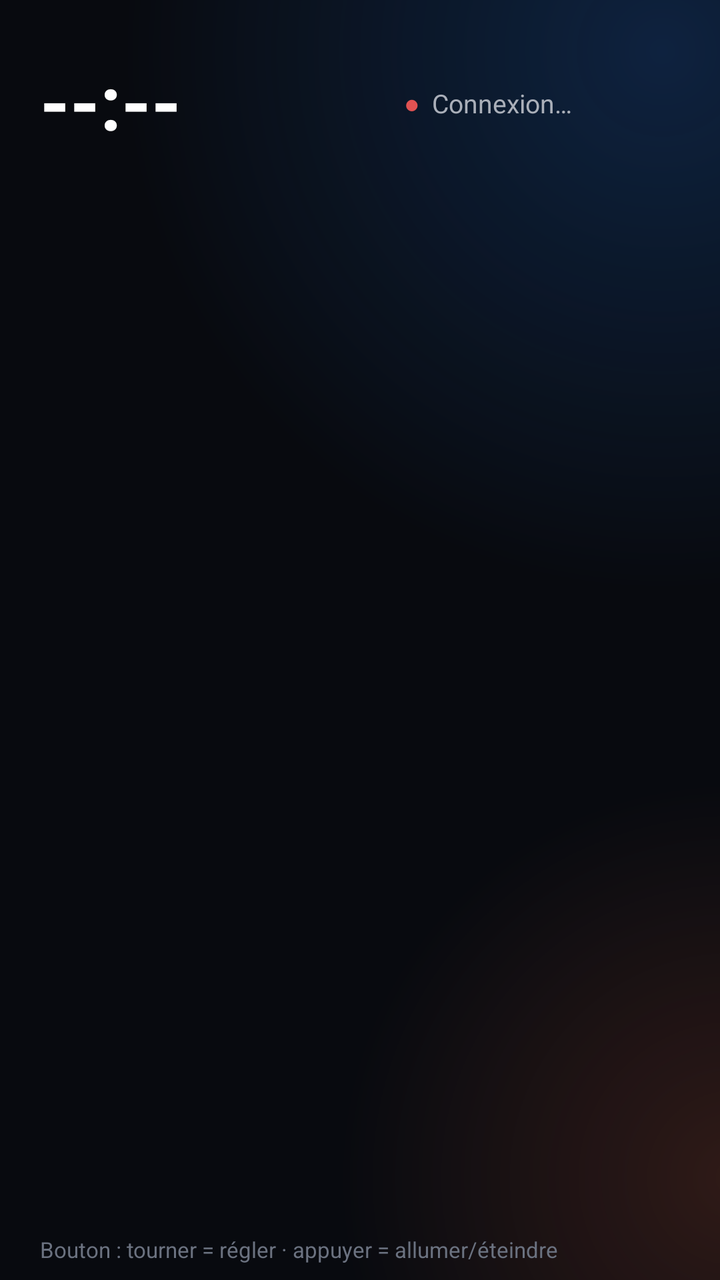
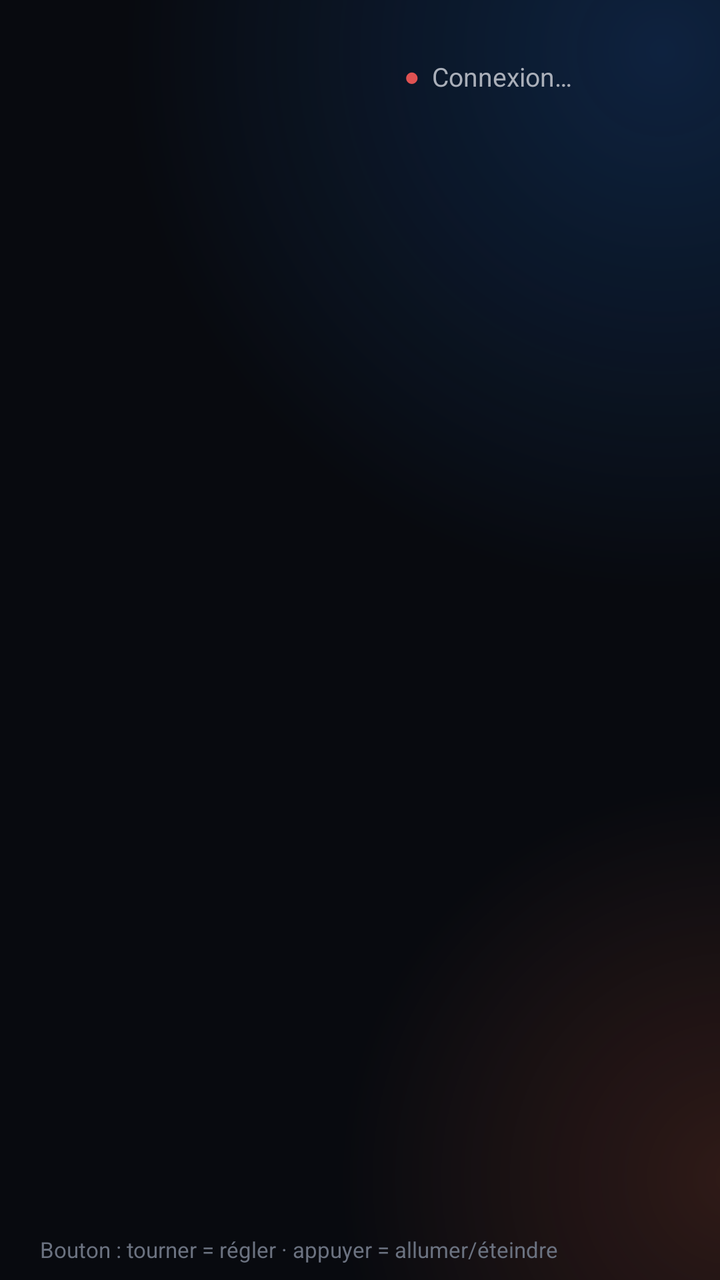

An Android layout rendered at two revisions. The XML below is the earlier revision; the diff shows what the commit changed to produce the second picture.
<!-- AndroidManifest.xml: application theme Theme.HaPanel -->
<!-- res/layout/activity_main.xml -->
<?xml version="1.0" encoding="utf-8"?>
<FrameLayout xmlns:android="http://schemas.android.com/apk/res/android"
    android:layout_width="match_parent"
    android:layout_height="match_parent"
    android:background="@drawable/dashboard_background">

    <LinearLayout
        android:layout_width="match_parent"
        android:layout_height="match_parent"
        android:orientation="vertical">

        
        <LinearLayout
            android:layout_width="match_parent"
            android:layout_height="wrap_content"
            android:orientation="horizontal"
            android:gravity="center_vertical"
            android:paddingStart="20dp"
            android:paddingEnd="16dp"
            android:paddingTop="10dp"
            android:paddingBottom="10dp">

            <LinearLayout
                android:layout_width="wrap_content"
                android:layout_height="wrap_content"
                android:orientation="vertical">

                <TextView
                    android:id="@+id/greeting"
                    android:layout_width="wrap_content"
                    android:layout_height="wrap_content"
                    android:layout_marginBottom="1dp"
                    android:textColor="@color/text_secondary"
                    android:textSize="14sp" />

                <TextView
                    android:id="@+id/clock"
                    android:layout_width="wrap_content"
                    android:layout_height="wrap_content"
                    android:includeFontPadding="false"
                    android:text="--:--"
                    android:textColor="@color/text_primary"
                    android:textSize="38sp"
                    android:textStyle="bold" />

                <TextView
                    android:id="@+id/date"
                    android:layout_width="wrap_content"
                    android:layout_height="wrap_content"
                    android:layout_marginTop="1dp"
                    android:textColor="@color/text_secondary"
                    android:textSize="13sp" />
            </LinearLayout>

            <View
                android:layout_width="0dp"
                android:layout_height="1dp"
                android:layout_weight="1" />

            
            <LinearLayout
                android:id="@+id/weather"
                android:layout_width="wrap_content"
                android:layout_height="wrap_content"
                android:layout_marginEnd="22dp"
                android:orientation="horizontal"
                android:gravity="center_vertical"
                android:visibility="gone">

                <TextView
                    android:id="@+id/weather_icon"
                    android:layout_width="wrap_content"
                    android:layout_height="wrap_content"
                    android:includeFontPadding="false"
                    android:textColor="@color/domain_light"
                    android:textSize="30sp" />

                <LinearLayout
                    android:layout_width="wrap_content"
                    android:layout_height="wrap_content"
                    android:layout_marginStart="8dp"
                    android:orientation="vertical">

                    <TextView
                        android:id="@+id/weather_temp"
                        android:layout_width="wrap_content"
                        android:layout_height="wrap_content"
                        android:includeFontPadding="false"
                        android:textColor="@color/text_primary"
                        android:textSize="19sp"
                        android:textStyle="bold" />

                    <TextView
                        android:id="@+id/weather_condition"
                        android:layout_width="wrap_content"
                        android:layout_height="wrap_content"
                        android:maxLines="1"
                        android:textColor="@color/text_secondary"
                        android:textSize="11sp" />
                </LinearLayout>
            </LinearLayout>

            
            <TextView
                android:id="@+id/status_dot"
                android:layout_width="wrap_content"
                android:layout_height="wrap_content"
                android:layout_marginEnd="6dp"
                android:text="●"
                android:textColor="@color/status_error"
                android:textSize="13sp" />

            <TextView
                android:id="@+id/status"
                android:layout_width="wrap_content"
                android:layout_height="wrap_content"
                android:layout_marginEnd="16dp"
                android:maxLines="1"
                android:ellipsize="end"
                android:text="@string/status_connecting"
                android:textColor="@color/text_secondary"
                android:textSize="13sp" />

            <TextView
                android:id="@+id/entities_button"
                style="@style/HeaderIcon"
                android:contentDescription="@string/entities" />

            <TextView
                android:id="@+id/settings_button"
                style="@style/HeaderIcon"
                android:layout_marginStart="2dp"
                android:contentDescription="@string/settings" />

        </LinearLayout>

        <TextView
            android:id="@+id/empty"
            android:layout_width="match_parent"
            android:layout_height="wrap_content"
            android:padding="24dp"
            android:gravity="center"
            android:text="@string/no_entities"
            android:textColor="@color/text_secondary"
            android:visibility="gone" />

        
        <LinearLayout
            android:layout_width="match_parent"
            android:layout_height="0dp"
            android:layout_weight="1"
            android:orientation="horizontal"
            android:baselineAligned="false">

            <androidx.recyclerview.widget.RecyclerView
                android:id="@+id/tiles"
                android:layout_width="0dp"
                android:layout_height="match_parent"
                android:layout_weight="1"
                android:paddingStart="14dp"
                android:paddingEnd="14dp"
                android:clipToPadding="false"
                android:scrollbars="none" />

            <com.judit.hapanel.MediaCardView
                android:id="@+id/media_card"
                android:layout_width="268dp"
                android:layout_height="match_parent"
                android:orientation="vertical"
                android:layout_marginStart="6dp"
                android:layout_marginEnd="20dp"
                android:layout_marginTop="6dp"
                android:layout_marginBottom="6dp"
                android:background="@drawable/card_background"
                android:padding="16dp"
                android:visibility="gone" />
        </LinearLayout>

        
        <TextView
            android:id="@+id/knob_hint"
            android:layout_width="match_parent"
            android:layout_height="wrap_content"
            android:paddingStart="20dp"
            android:paddingEnd="20dp"
            android:paddingTop="4dp"
            android:paddingBottom="8dp"
            android:text="@string/knob_hint"
            android:textColor="@color/text_tertiary"
            android:textSize="11sp" />

    </LinearLayout>

    <com.judit.hapanel.ScreensaverView
        android:id="@+id/screensaver"
        android:layout_width="match_parent"
        android:layout_height="match_parent"
        android:visibility="gone" />

    
    <com.judit.hapanel.CameraView
        android:id="@+id/camera"
        android:layout_width="match_parent"
        android:layout_height="match_parent"
        android:visibility="gone" />

</FrameLayout>
<!-- resources referenced by this layout -->
<resources>
  <color name="domain_light">#FFFFB74D</color>
  <color name="status_error">#FFE05252</color>
  <color name="text_primary">#FFFFFFFF</color>
  <color name="text_secondary">#FFAAAFB9</color>
  <color name="text_tertiary">#FF6B7280</color>
  <!-- drawable card_background (drawable) -->
  <?xml version="1.0" encoding="utf-8"?>
  <shape xmlns:android="http://schemas.android.com/apk/res/android"
      android:shape="rectangle">
      <corners android:radius="20dp" />
      <solid android:color="@color/surface" />
      <stroke android:width="1dp" android:color="@color/tile_border" />
  </shape>
  <!-- drawable dashboard_background (drawable) -->
  <?xml version="1.0" encoding="utf-8"?>
  <layer-list xmlns:android="http://schemas.android.com/apk/res/android">
  
      <item>
          <shape android:shape="rectangle">
              <solid android:color="@color/background" />
          </shape>
      </item>
  
      
      <item>
          <shape android:shape="rectangle">
              <gradient
                  android:type="radial"
                  android:centerX="0.92"
                  android:centerY="0.04"
                  android:gradientRadius="75%p"
                  android:startColor="#3C1E6FD9"
                  android:endColor="#001E6FD9" />
          </shape>
      </item>
  
      
      <item>
          <shape android:shape="rectangle">
              <gradient
                  android:type="radial"
                  android:centerX="1.02"
                  android:centerY="0.92"
                  android:gradientRadius="55%p"
                  android:startColor="#2EE0603A"
                  android:endColor="#00E0603A" />
          </shape>
      </item>
  
  </layer-list>
  <string name="entities">Entités</string>
  <string name="knob_hint">Bouton : tourner = régler · appuyer = allumer/éteindre</string>
  <string name="no_entities">Aucune entité à afficher. Vérifie la sélection dans les réglages.</string>
  <string name="settings">Réglages</string>
  <string name="status_connecting">Connexion…</string>
  <style name="HeaderIcon">
          <item name="android:layout_width">wrap_content</item>
          <item name="android:layout_height">wrap_content</item>
          <item name="android:padding">10dp</item>
          <item name="android:includeFontPadding">false</item>
          <item name="android:textColor">@color/text_secondary</item>
          <item name="android:textSize">24sp</item>
          <item name="android:background">?android:attr/selectableItemBackgroundBorderless</item>
      </style>
  <style name="Theme.HaPanel" parent="Theme.AppCompat.NoActionBar">
          <item name="android:windowBackground">@color/background</item>
          <item name="android:textColorPrimary">@color/text_primary</item>
          <item name="colorAccent">@color/accent</item>
      </style>
  <color name="surface">#E61A1E27</color>
  <color name="tile_border">#33FFFFFF</color>
  <color name="background">#FF080A0F</color>
  <color name="accent">#FF00AAFF</color>
</resources>

<!-- the commit's change to res/layout/activity_main.xml (unified diff, before → after) -->
@@ -17,88 +17,23 @@
             android:gravity="center_vertical"
             android:paddingStart="20dp"
             android:paddingEnd="16dp"
-            android:paddingTop="10dp"
-            android:paddingBottom="10dp">
+            android:paddingTop="14dp"
+            android:paddingBottom="12dp">
 
-            <LinearLayout
+            
+            <TextView
+                android:id="@+id/greeting"
                 android:layout_width="wrap_content"
                 android:layout_height="wrap_content"
-                android:orientation="vertical">
-
-                <TextView
-                    android:id="@+id/greeting"
-                    android:layout_width="wrap_content"
-                    android:layout_height="wrap_content"
-                    android:layout_marginBottom="1dp"
-                    android:textColor="@color/text_secondary"
-                    android:textSize="14sp" />
-
-                <TextView
-                    android:id="@+id/clock"
-                    android:layout_width="wrap_content"
-                    android:layout_height="wrap_content"
-                    android:includeFontPadding="false"
-                    android:text="--:--"
-                    android:textColor="@color/text_primary"
-                    android:textSize="38sp"
-                    android:textStyle="bold" />
-
-                <TextView
-                    android:id="@+id/date"
-                    android:layout_width="wrap_content"
-                    android:layout_height="wrap_content"
-                    android:layout_marginTop="1dp"
-                    android:textColor="@color/text_secondary"
-                    android:textSize="13sp" />
-            </LinearLayout>
+                android:includeFontPadding="false"
+                android:textColor="@color/text_primary"
+                android:textSize="26sp"
+                android:textStyle="bold" />
 
             <View
                 android:layout_width="0dp"
                 android:layout_height="1dp"
                 android:layout_weight="1" />
-
-            
-            <LinearLayout
-                android:id="@+id/weather"
-                android:layout_width="wrap_content"
-                android:layout_height="wrap_content"
-                android:layout_marginEnd="22dp"
-                android:orientation="horizontal"
-                android:gravity="center_vertical"
-                android:visibility="gone">
-
-                <TextView
-                    android:id="@+id/weather_icon"
-                    android:layout_width="wrap_content"
-                    android:layout_height="wrap_content"
-                    android:includeFontPadding="false"
-                    android:textColor="@color/domain_light"
-                    android:textSize="30sp" />
-
-                <LinearLayout
-                    android:layout_width="wrap_content"
-                    android:layout_height="wrap_content"
-                    android:layout_marginStart="8dp"
-                    android:orientation="vertical">
-
-                    <TextView
-                        android:id="@+id/weather_temp"
-                        android:layout_width="wrap_content"
-                        android:layout_height="wrap_content"
-                        android:includeFontPadding="false"
-                        android:textColor="@color/text_primary"
-                        android:textSize="19sp"
-                        android:textStyle="bold" />
-
-                    <TextView
-                        android:id="@+id/weather_condition"
-                        android:layout_width="wrap_content"
-                        android:layout_height="wrap_content"
-                        android:maxLines="1"
-                        android:textColor="@color/text_secondary"
-                        android:textSize="11sp" />
-                </LinearLayout>
-            </LinearLayout>
 
             
             <TextView
@@ -162,18 +97,35 @@
                 android:clipToPadding="false"
                 android:scrollbars="none" />
 
-            <com.judit.hapanel.MediaCardView
-                android:id="@+id/media_card"
+            <LinearLayout
                 android:layout_width="268dp"
                 android:layout_height="match_parent"
                 android:orientation="vertical"
                 android:layout_marginStart="6dp"
                 android:layout_marginEnd="20dp"
                 android:layout_marginTop="6dp"
-                android:layout_marginBottom="6dp"
-                android:background="@drawable/card_background"
-                android:padding="16dp"
-                android:visibility="gone" />
+                android:layout_marginBottom="6dp">
+
+                <com.judit.hapanel.WeatherCardView
+                    android:id="@+id/weather_card"
+                    android:layout_width="match_parent"
+                    android:layout_height="wrap_content"
+                    android:orientation="vertical"
+                    android:layout_marginBottom="12dp"
+                    android:background="@drawable/card_background"
+                    android:padding="16dp"
+                    android:visibility="gone" />
+
+                <com.judit.hapanel.MediaCardView
+                    android:id="@+id/media_card"
+                    android:layout_width="match_parent"
+                    android:layout_height="0dp"
+                    android:layout_weight="1"
+                    android:orientation="vertical"
+                    android:background="@drawable/card_background"
+                    android:padding="16dp"
+                    android:visibility="gone" />
+            </LinearLayout>
         </LinearLayout>
 
         
<!-- resource entries referenced after the edit -->
@@ -1,6 +1,5 @@
 <!-- resources referenced by this layout -->
 <resources>
-  <color name="domain_light">#FFFFB74D</color>
   <color name="status_error">#FFE05252</color>
   <color name="text_primary">#FFFFFFFF</color>
   <color name="text_secondary">#FFAAAFB9</color>
